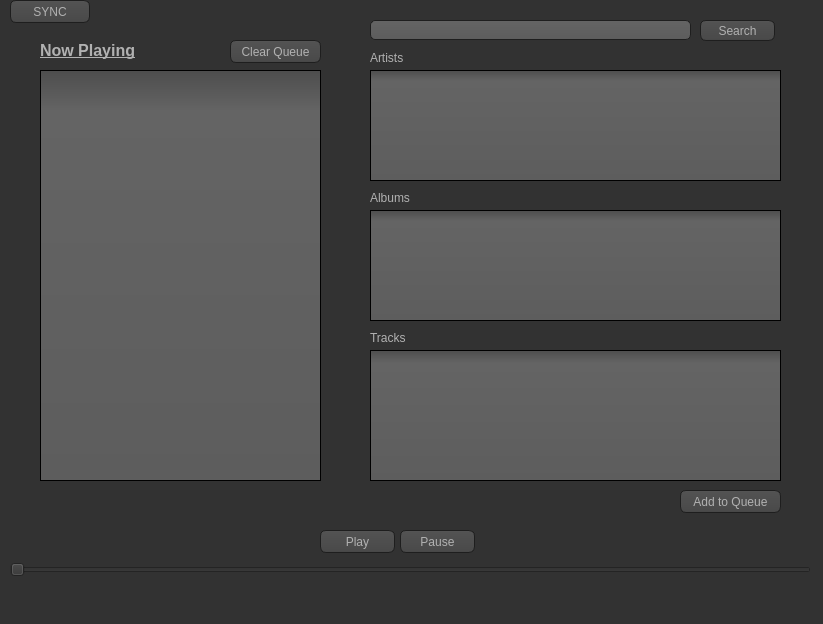
The window that ui1.ui (nightfire8199/project-hermes) describes before a commit, drawn with Qt 5.
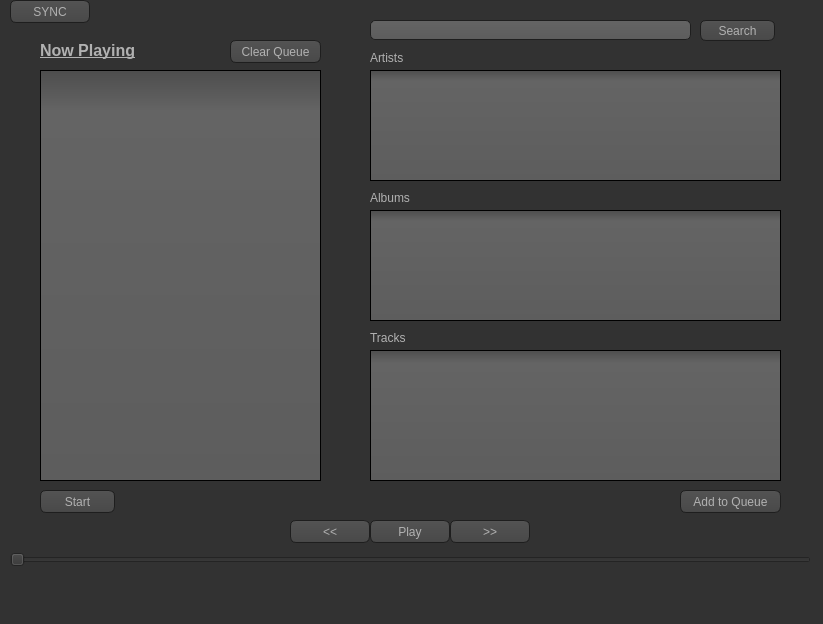
The same window after the commit. Icons and pictures are not drawn.

```diff
--- a/ui1.ui
+++ b/ui1.ui
@@ -501,27 +501,14 @@
    <widget class="QPushButton" name="playButton">
     <property name="geometry">
      <rect>
-      <x>320</x>
-      <y>530</y>
+      <x>40</x>
+      <y>490</y>
       <width>75</width>
       <height>23</height>
      </rect>
     </property>
     <property name="text">
-     <string>Play</string>
-    </property>
-   </widget>
-   <widget class="QPushButton" name="pauseButton">
-    <property name="geometry">
-     <rect>
-      <x>400</x>
-      <y>530</y>
-      <width>75</width>
-      <height>23</height>
-     </rect>
-    </property>
-    <property name="text">
-     <string>Pause</string>
+     <string>Start</string>
     </property>
    </widget>
    <widget class="QLineEdit" name="searchBox">
@@ -590,7 +577,7 @@
     <property name="geometry">
      <rect>
       <x>10</x>
-      <y>560</y>
+      <y>550</y>
       <width>801</width>
       <height>20</height>
      </rect>
@@ -674,6 +661,45 @@
      <string>SYNC</string>
     </property>
    </widget>
+   <widget class="QPushButton" name="playpauseButton">
+    <property name="geometry">
+     <rect>
+      <x>370</x>
+      <y>520</y>
+      <width>80</width>
+      <height>23</height>
+     </rect>
+    </property>
+    <property name="text">
+     <string>Play</string>
+    </property>
+   </widget>
+   <widget class="QPushButton" name="nextButton">
+    <property name="geometry">
+     <rect>
+      <x>450</x>
+      <y>520</y>
+      <width>80</width>
+      <height>23</height>
+     </rect>
+    </property>
+    <property name="text">
+     <string>&gt;&gt;</string>
+    </property>
+   </widget>
+   <widget class="QPushButton" name="prevButton">
+    <property name="geometry">
+     <rect>
+      <x>290</x>
+      <y>520</y>
+      <width>80</width>
+      <height>23</height>
+     </rect>
+    </property>
+    <property name="text">
+     <string>&lt;&lt;</string>
+    </property>
+   </widget>
   </widget>
   <widget class="QMenuBar" name="menubar">
    <property name="geometry">
```
Left out of the diff: 2 changed lines with no effect on the pictures.
